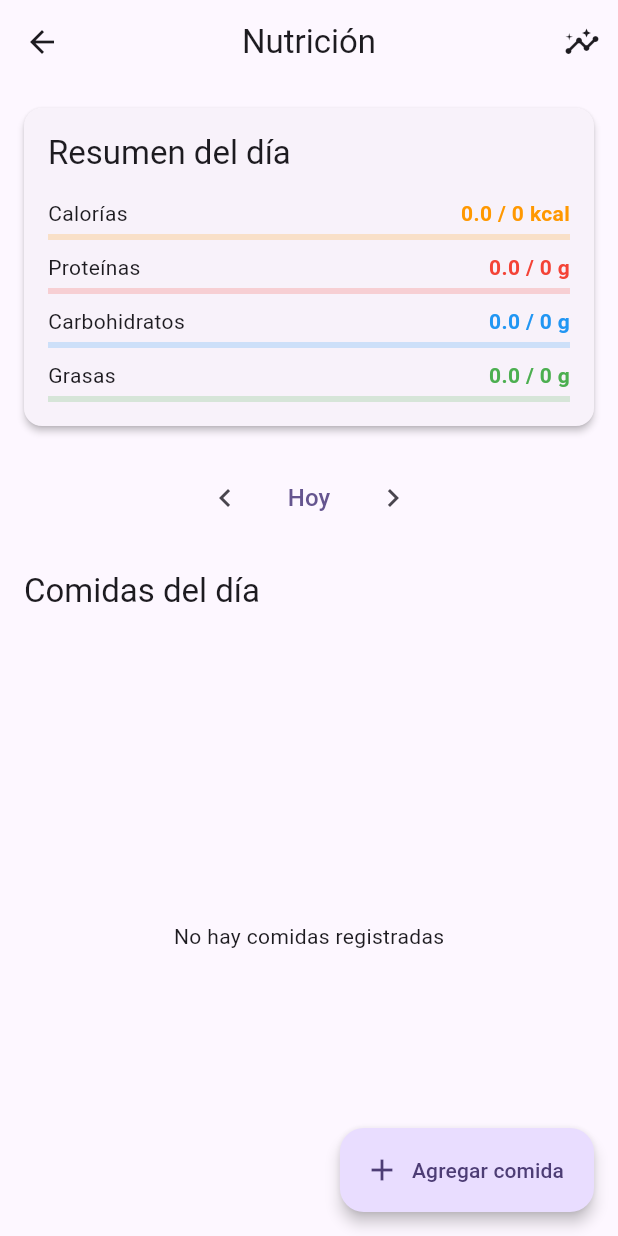
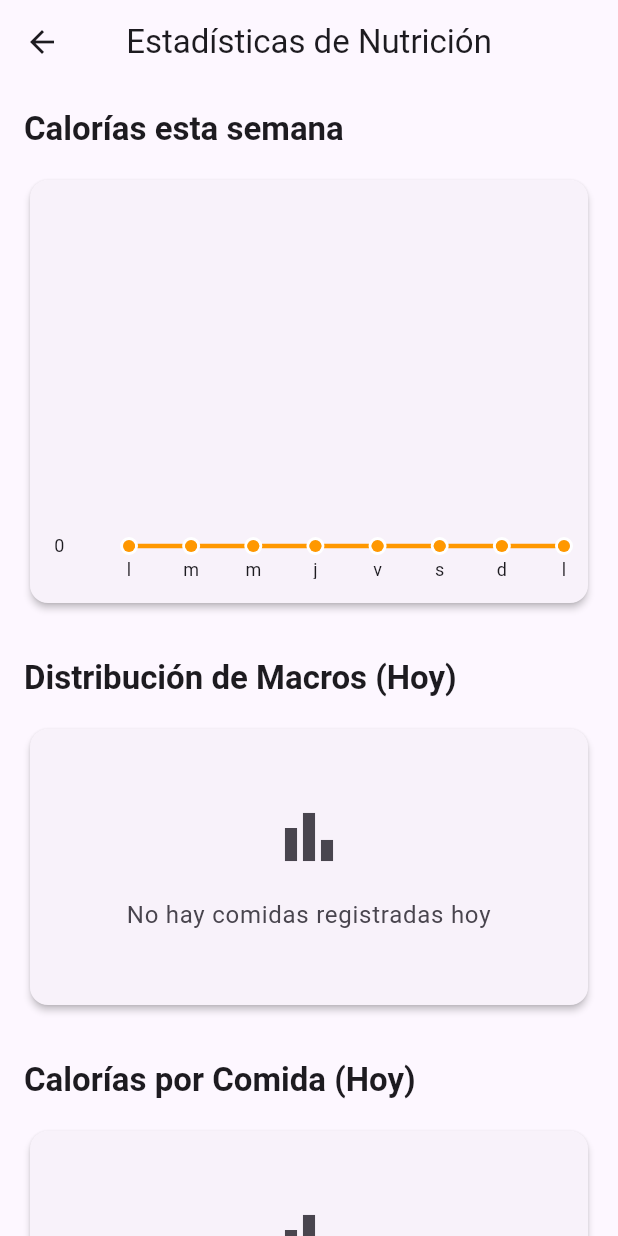
Before and after one commit to Doddieko67/app_watch, a Flutter app: the NutritionHomeScreen screen opened directly, after a tap on the "insights" icon, on a phone screen of 412 x 824 dp. Run offline on Flutter 3.47's test engine with Material 3 defaults, Android fonts, the phone set to English and light mode, and no system bars; drawn by our look-alikes of fl_chart; our stand-ins replace drift, file_picker, flutter_local_notifications, flutter_riverpod, flutter_secure_storage, freezed_annotation and 6 more; accounts and stored records are empty; generated files the repository leaves out were written again.

Commit message:
feat: implement nutrition charts with 3 graph types (Phase 6.5d)
- Create NutritionChartsScreen with fl_chart integration
- Weekly calories LineChart with curved lines and gradient fill
- Macro distribution PieChart (protein, carbs, fats percentages)
- Meals comparison BarChart showing calories per meal type
- Add navigation from NutritionHomeScreen insights button
- Empty state and error handling for all charts
- Responsive chart sizing and proper axis labels
- Color-coded meal types (breakfast, lunch, dinner, snack)

🤖 Generated with [Claude Code](https://claude.com/claude-code)

Co-Authored-By: Claude <noreply@anthropic.com>

```diff
--- /dev/null
+++ b/lib/features/nutrition/presentation/screens/nutrition_charts_screen.dart
@@ -0,0 +1,465 @@
+import 'package:fl_chart/fl_chart.dart';
+import 'package:flutter/material.dart';
+import 'package:flutter_riverpod/flutter_riverpod.dart';
+import 'package:intl/intl.dart';
+
+import '../providers/nutrition_providers.dart';
+
+class NutritionChartsScreen extends ConsumerWidget {
+  const NutritionChartsScreen({super.key});
+
+  @override
+  Widget build(BuildContext context, WidgetRef ref) {
+    final weeklyDataAsync = ref.watch(weeklyNutritionSummaryProvider);
+    final todayDataAsync = ref.watch(dailyNutritionSummaryProvider);
+    final todayMealsAsync = ref.watch(todayMealsProvider);
+
+    return Scaffold(
+      appBar: AppBar(
+        title: const Text('Estadísticas de Nutrición'),
+      ),
+      body: RefreshIndicator(
+        onRefresh: () async {
+          ref.invalidate(weeklyNutritionSummaryProvider);
+          ref.invalidate(dailyNutritionSummaryProvider);
+          ref.invalidate(todayMealsProvider);
+        },
+        child: SingleChildScrollView(
+          physics: const AlwaysScrollableScrollPhysics(),
+          padding: const EdgeInsets.all(16),
+          child: Column(
+            crossAxisAlignment: CrossAxisAlignment.start,
+            children: [
+              // Gráfica de calorías semanales (LineChart)
+              Text(
+                'Calorías esta semana',
+                style: Theme.of(context).textTheme.titleLarge?.copyWith(
+                      fontWeight: FontWeight.bold,
+                    ),
+              ),
+              const SizedBox(height: 16),
+              weeklyDataAsync.when(
+                data: (weeklyData) {
+                  if (weeklyData.isEmpty) {
+                    return _buildEmptyCard(context, 'No hay datos de esta semana');
+                  }
+                  return _buildCaloriesLineChart(context, weeklyData);
+                },
+                loading: () => const Center(child: CircularProgressIndicator()),
+                error: (e, s) => _buildErrorCard(context, 'Error: $e'),
+              ),
+              const SizedBox(height: 32),
+
+              // Gráfica de distribución de macros (PieChart)
+              Text(
+                'Distribución de Macros (Hoy)',
+                style: Theme.of(context).textTheme.titleLarge?.copyWith(
+                      fontWeight: FontWeight.bold,
+                    ),
+              ),
+              const SizedBox(height: 16),
+              todayDataAsync.when(
+                data: (todayData) {
+                  if (todayData.totalCalories == 0) {
+                    return _buildEmptyCard(context, 'No hay comidas registradas hoy');
+                  }
+                  return _buildMacrosPieChart(context, todayData);
+                },
+                loading: () => const Center(child: CircularProgressIndicator()),
+                error: (e, s) => _buildErrorCard(context, 'Error: $e'),
+              ),
+              const SizedBox(height: 32),
+
+              // Gráfica de comparación de comidas (BarChart)
+              Text(
+                'Calorías por Comida (Hoy)',
+                style: Theme.of(context).textTheme.titleLarge?.copyWith(
+                      fontWeight: FontWeight.bold,
+                    ),
+              ),
+              const SizedBox(height: 16),
+              todayMealsAsync.when(
+                data: (meals) {
+                  if (meals.isEmpty) {
+                    return _buildEmptyCard(context, 'No hay comidas registradas hoy');
+                  }
+                  return _buildMealsBarChart(context, meals);
+                },
+                loading: () => const Center(child: CircularProgressIndicator()),
+                error: (e, s) => _buildErrorCard(context, 'Error: $e'),
+              ),
+            ],
+          ),
+        ),
+      ),
+    );
+  }
+
+  Widget _buildEmptyCard(BuildContext context, String message) {
+    return Card(
+      child: Padding(
+        padding: const EdgeInsets.all(48),
+        child: Center(
+          child: Column(
+            children: [
+              Icon(
+                Icons.bar_chart,
+                size: 48,
+                color: Theme.of(context).colorScheme.onSurfaceVariant,
+              ),
+              const SizedBox(height: 16),
+              Text(
+                message,
+                style: Theme.of(context).textTheme.bodyLarge?.copyWith(
+                      color: Theme.of(context).colorScheme.onSurfaceVariant,
+                    ),
+                textAlign: TextAlign.center,
+              ),
+            ],
+          ),
+        ),
+      ),
+    );
+  }
+
+  Widget _buildErrorCard(BuildContext context, String message) {
+    return Card(
+      child: Padding(
+        padding: const EdgeInsets.all(24),
+        child: Center(
+          child: Text(
+            message,
+            style: TextStyle(color: Theme.of(context).colorScheme.error),
+          ),
+        ),
+      ),
+    );
+  }
+
+  Widget _buildCaloriesLineChart(BuildContext context, List<dynamic> weeklyData) {
+    final spots = <FlSpot>[];
+    for (int i = 0; i < weeklyData.length; i++) {
+      spots.add(FlSpot(i.toDouble(), weeklyData[i].totalCalories));
+    }
+
+    // Encontrar el máximo para escalar el gráfico
+    final maxCalories = weeklyData.fold<double>(
+      0,
+      (max, day) => day.totalCalories > max ? day.totalCalories : max,
+    );
+
+    return Card(
+      child: Padding(
+        padding: const EdgeInsets.all(16),
+        child: SizedBox(
+          height: 250,
+          child: LineChart(
+            LineChartData(
+              minY: 0,
+              maxY: (maxCalories * 1.2).ceilToDouble(),
+              lineBarsData: [
+                LineChartBarData(
+                  spots: spots,
+                  isCurved: true,
+                  color: Colors.orange,
+                  barWidth: 3,
+                  dotData: FlDotData(
+                    show: true,
+                    getDotPainter: (spot, percent, barData, index) {
+                      return FlDotCirclePainter(
+                        radius: 4,
+                        color: Colors.orange,
+                        strokeWidth: 2,
+                        strokeColor: Colors.white,
+                      );
+                    },
+                  ),
+                  belowBarData: BarAreaData(
+                    show: true,
+                    color: Colors.orange.withOpacity(0.2),
+                  ),
+                ),
+              ],
+              titlesData: FlTitlesData(
+                leftTitles: AxisTitles(
+                  sideTitles: SideTitles(
+                    showTitles: true,
+                    reservedSize: 50,
+                    getTitlesWidget: (value, meta) {
+                      return Text(
+                        '${value.toInt()}',
+                        style: Theme.of(context).textTheme.bodySmall,
+                      );
+                    },
+                  ),
+                ),
+                bottomTitles: AxisTitles(
+                  sideTitles: SideTitles(
+                    showTitles: true,
+                    getTitlesWidget: (value, meta) {
+                      if (value.toInt() >= 0 && value.toInt() < weeklyData.length) {
+                        final date = weeklyData[value.toInt()].date;
+                        return Padding(
+                          padding: const EdgeInsets.only(top: 8),
+                          child: Text(
+                            DateFormat('E', 'es').format(date).substring(0, 1),
+                            style: Theme.of(context).textTheme.bodySmall,
+                          ),
+                        );
+                      }
+                      return const Text('');
+                    },
+                  ),
+                ),
+                topTitles: const AxisTitles(sideTitles: SideTitles(showTitles: false)),
+                rightTitles: const AxisTitles(sideTitles: SideTitles(showTitles: false)),
+              ),
+              gridData: FlGridData(
+                show: true,
+                drawVerticalLine: false,
+                horizontalInterval: maxCalories > 2000 ? 500 : 200,
+                getDrawingHorizontalLine: (value) {
+                  return FlLine(
+                    color: Colors.grey.withOpacity(0.2),
+                    strokeWidth: 1,
+                  );
+                },
+              ),
+              borderData: FlBorderData(show: false),
+            ),
+          ),
+        ),
+      ),
+    );
+  }
+
+  Widget _buildMacrosPieChart(BuildContext context, dynamic todayData) {
+    final totalProtein = todayData.totalProtein;
+    final totalCarbs = todayData.totalCarbs;
+    final totalFats = todayData.totalFats;
+
+    // Convertir a calorías (proteína: 4 kcal/g, carbos: 4 kcal/g, grasas: 9 kcal/g)
+    final proteinCals = totalProtein * 4;
+    final carbsCals = totalCarbs * 4;
+    final fatsCals = totalFats * 9;
+    final totalCals = proteinCals + carbsCals + fatsCals;
+
+    if (totalCals == 0) {
+      return _buildEmptyCard(context, 'No hay datos de macros');
+    }
+
+    return Card(
+      child: Padding(
+        padding: const EdgeInsets.all(16),
+        child: Column(
+          children: [
+            SizedBox(
+              height: 200,
+              child: PieChart(
+                PieChartData(
+                  sections: [
+                    PieChartSectionData(
+                      value: proteinCals,
+                      title: '${((proteinCals / totalCals) * 100).toStringAsFixed(0)}%',
+                      color: Colors.red,
+                      radius: 80,
+                      titleStyle: const TextStyle(
+                        fontSize: 14,
+                        fontWeight: FontWeight.bold,
+                        color: Colors.white,
+                      ),
+                    ),
+                    PieChartSectionData(
+                      value: carbsCals,
+                      title: '${((carbsCals / totalCals) * 100).toStringAsFixed(0)}%',
+                      color: Colors.blue,
+                      radius: 80,
+                      titleStyle: const TextStyle(
+                        fontSize: 14,
+                        fontWeight: FontWeight.bold,
+                        color: Colors.white,
+                      ),
+                    ),
+                    PieChartSectionData(
+                      value: fatsCals,
+                      title: '${((fatsCals / totalCals) * 100).toStringAsFixed(0)}%',
+                      color: Colors.amber,
+                      radius: 80,
+                      titleStyle: const TextStyle(
+                        fontSize: 14,
+                        fontWeight: FontWeight.bold,
+                        color: Colors.white,
+                      ),
+                    ),
+                  ],
+                  sectionsSpace: 2,
+                  centerSpaceRadius: 40,
+                ),
+              ),
+            ),
+            const SizedBox(height: 24),
+            Row(
+              mainAxisAlignment: MainAxisAlignment.spaceEvenly,
+              children: [
+                _buildLegendItem(context, 'Proteína', Colors.red, '${totalProtein.toStringAsFixed(0)}g'),
+                _buildLegendItem(context, 'Carbos', Colors.blue, '${totalCarbs.toStringAsFixed(0)}g'),
+                _buildLegendItem(context, 'Grasas', Colors.amber, '${totalFats.toStringAsFixed(0)}g'),
+              ],
+            ),
+          ],
+        ),
+      ),
+    );
+  }
+
+  Widget _buildLegendItem(BuildContext context, String label, Color color, String value) {
+    return Column(
+      children: [
+        Container(
+          width: 16,
+          height: 16,
+          decoration: BoxDecoration(
+            color: color,
+            shape: BoxShape.circle,
+          ),
+        ),
+        const SizedBox(height: 4),
+        Text(
+          label,
+          style: Theme.of(context).textTheme.bodySmall,
+        ),
+        Text(
+          value,
+          style: Theme.of(context).textTheme.bodySmall?.copyWith(
+                fontWeight: FontWeight.bold,
+              ),
+        ),
+      ],
+    );
+  }
+
+  Widget _buildMealsBarChart(BuildContext context, List<dynamic> meals) {
+    final barGroups = <BarChartGroupData>[];
+
+    for (int i = 0; i < meals.length; i++) {
+      barGroups.add(
+        BarChartGroupData(
+          x: i,
+          barRods: [
+            BarChartRodData(
+              toY: meals[i].totalCalories,
+              color: _getMealTypeColor(meals[i].mealType),
+              width: 20,
+              borderRadius: const BorderRadius.vertical(top: Radius.circular(4)),
+            ),
+          ],
+        ),
+      );
+    }
+
+    final maxCalories = meals.fold<double>(
+      0,
+      (max, meal) => meal.totalCalories > max ? meal.totalCalories : max,
+    );
+
+    return Card(
+      child: Padding(
+        padding: const EdgeInsets.all(16),
+        child: SizedBox(
+          height: 250,
+          child: BarChart(
+            BarChartData(
+              maxY: (maxCalories * 1.2).ceilToDouble(),
+              barGroups: barGroups,
+              titlesData: FlTitlesData(
+                leftTitles: AxisTitles(
+                  sideTitles: SideTitles(
+                    showTitles: true,
+                    reservedSize: 50,
+                    getTitlesWidget: (value, meta) {
+                      return Text(
+                        '${value.toInt()}',
+                        style: Theme.of(context).textTheme.bodySmall,
+                      );
+                    },
+                  ),
+                ),
+                bottomTitles: AxisTitles(
+                  sideTitles: SideTitles(
+                    showTitles: true,
+                    getTitlesWidget: (value, meta) {
+                      if (value.toInt() >= 0 && value.toInt() < meals.length) {
+                        return Padding(
+                          padding: const EdgeInsets.only(top: 8),
+                          child: Text(
+                            _getMealTypeShortName(meals[value.toInt()].mealType),
+                            style: Theme.of(context).textTheme.bodySmall,
+                          ),
+                        );
+                      }
+                      return const Text('');
+                    },
+                  ),
+                ),
+                topTitles: const AxisTitles(sideTitles: SideTitles(showTitles: false)),
+                rightTitles: const AxisTitles(sideTitles: SideTitles(showTitles: false)),
+              ),
+              gridData: FlGridData(
+                show: true,
+                drawVerticalLine: false,
+                horizontalInterval: maxCalories > 500 ? 200 : 100,
+                getDrawingHorizontalLine: (value) {
+                  return FlLine(
+                    color: Colors.grey.withOpacity(0.2),
+                    strokeWidth: 1,
+                  );
+                },
+              ),
+              borderData: FlBorderData(show: false),
+              barTouchData: BarTouchData(
+                touchTooltipData: BarTouchTooltipData(
+                  getTooltipItem: (group, groupIndex, rod, rodIndex) {
+                    return BarTooltipItem(
+                      '${meals[groupIndex].mealType}\n${rod.toY.toStringAsFixed(0)} kcal',
+                      const TextStyle(color: Colors.white, fontWeight: FontWeight.bold),
+                    );
+                  },
+                ),
+              ),
+            ),
+          ),
+        ),
+      ),
+    );
+  }
+
+  Color _getMealTypeColor(String mealType) {
+    switch (mealType.toLowerCase()) {
+      case 'breakfast':
+        return Colors.orange;
+      case 'lunch':
+        return Colors.green;
+      case 'dinner':
+        return Colors.blue;
+      case 'snack':
+        return Colors.purple;
+      default:
+        return Colors.grey;
+    }
+  }
+
+  String _getMealTypeShortName(String mealType) {
+    switch (mealType.toLowerCase()) {
+      case 'breakfast':
+        return 'Des';
+      case 'lunch':
+        return 'Alm';
+      case 'dinner':
+        return 'Cena';
+      case 'snack':
+        return 'Snack';
+      default:
+        return mealType.substring(0, 3);
+    }
+  }
+}
--- a/lib/features/nutrition/presentation/screens/nutrition_home_screen.dart
+++ b/lib/features/nutrition/presentation/screens/nutrition_home_screen.dart
@@ -4,6 +4,7 @@ import '../../domain/entities/meal_entity.dart';
 import '../providers/nutrition_providers.dart';
 import 'log_meal_screen.dart';
 import 'meal_detail_screen.dart';
+import 'nutrition_charts_screen.dart';
 
 /// Pantalla principal del módulo de nutrición
 class NutritionHomeScreen extends ConsumerWidget {
@@ -21,7 +22,11 @@ class NutritionHomeScreen extends ConsumerWidget {
           IconButton(
             icon: const Icon(Icons.insights),
             onPressed: () {
-              // TODO: Navegar a estadísticas
+              Navigator.of(context).push(
+                MaterialPageRoute(
+                  builder: (_) => const NutritionChartsScreen(),
+                ),
+              );
             },
           ),
         ],
```
